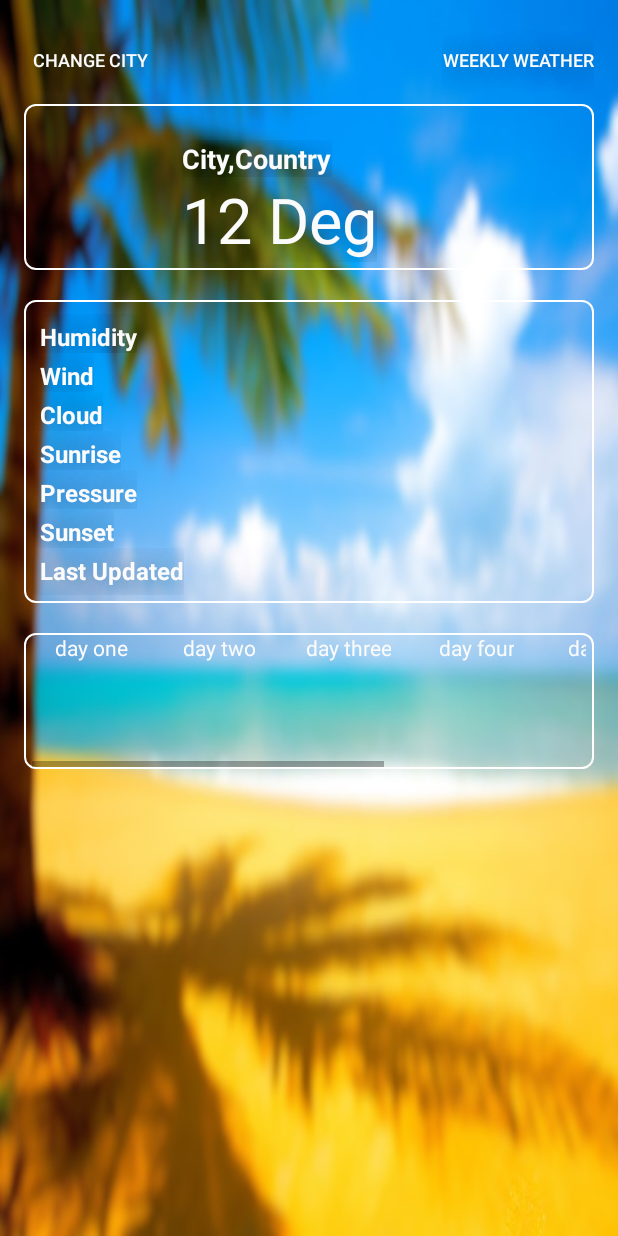
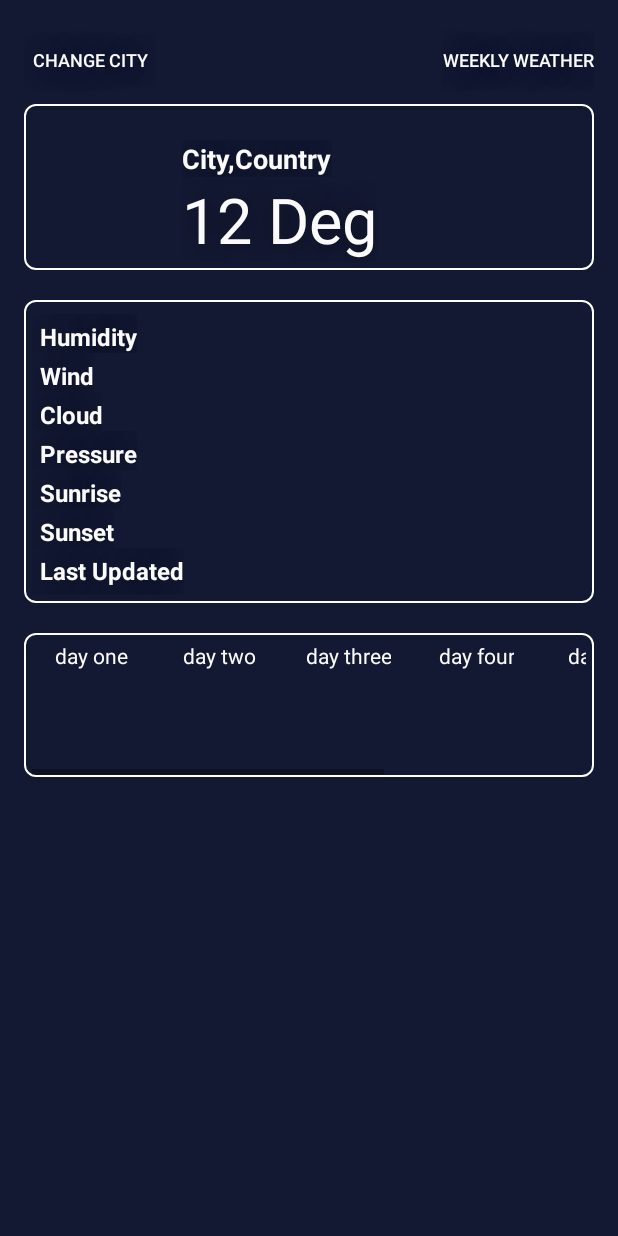
Before and after one commit to ahmeturun/Wheather-App, an Android app: the layout activity_main.xml on its own in the app's theme, with its tools: preview values and no code run, on a phone screen of 412 x 824 dp. Run offline under Robolectric (Android 15) with nearby library versions, the phone set to English and light mode, and no system bars.

Commit message:
app icon changed

```diff
--- a/app/src/main/java/android/test/com/theweatherapp/MainActivity.java
+++ b/app/src/main/java/android/test/com/theweatherapp/MainActivity.java
@@ -61,7 +61,7 @@ public class MainActivity extends FragmentActivity {
 
 
         //blurrying the background
-        Bitmap myBackgroundFile = BitmapFactory.decodeResource(MainActivity.this.getResources(), R.drawable.aaaa1);
+        Bitmap myBackgroundFile = BitmapFactory.decodeResource(MainActivity.this.getResources(), R.drawable.beach);
         Bitmap blurredBitmap = BlurBuilder.blur(MainActivity.this,myBackgroundFile);
         relativeLayout.setBackgroundDrawable( new BitmapDrawable( getResources(), blurredBitmap ) );
 
--- a/app/src/main/res/layout-v14/content_main.xml
+++ b/app/src/main/res/layout-v14/content_main.xml
@@ -9,11 +9,12 @@
     android:paddingBottom="@dimen/activity_vertical_margin"
     android:paddingLeft="@dimen/activity_horizontal_margin"
     android:paddingRight="@dimen/activity_horizontal_margin"
-    android:background="@drawable/aaaa1"
     android:paddingTop="@dimen/activity_vertical_margin"
     app:layout_behavior="@string/appbar_scrolling_view_behavior"
     tools:context="android.test.com.theweatherapp.MainActivity"
-    tools:showIn="@layout/activity_main">
+    tools:showIn="@layout/activity_main"
+    android:animationCache="false"
+    android:background="#141933">
 
     <Button
         android:layout_width="wrap_content"
@@ -115,7 +116,8 @@
         <RelativeLayout
             android:orientation="horizontal"
             android:layout_width="wrap_content"
-            android:layout_height="match_parent">
+            android:layout_height="match_parent"
+            android:paddingTop="5dp">
 
             <RelativeLayout
                 android:layout_width="80dp"
@@ -360,9 +362,9 @@
             android:paddingLeft="5dp" />
 
         <TextView
-            android:id="@+id/riseText"
+            android:id="@+id/pressureText"
             android:textSize="16sp"
-            android:text="Sunrise"
+            android:text="Pressure"
             android:layout_width="wrap_content"
             android:layout_height="wrap_content"
             android:textStyle="bold"
@@ -375,9 +377,9 @@
             android:paddingLeft="5dp" />
 
         <TextView
-            android:id="@+id/pressureText"
+            android:id="@+id/riseText"
             android:textSize="16sp"
-            android:text="Pressure"
+            android:text="Sunrise"
             android:layout_width="wrap_content"
             android:layout_height="wrap_content"
             android:textStyle="bold"
--- a/app/src/main/res/values/strings.xml
+++ b/app/src/main/res/values/strings.xml
@@ -1,5 +1,5 @@
 <resources>
-    <string name="app_name">Weather Divine</string>
+    <string name="app_name">Weather</string>
     <string name="action_settings">Settings</string>
     <string name="change_city">Change City</string>
     <string name="high">What the f...\nClose the Damn sun!</string>
```
Also changed, not shown: app/src/main/res/drawable/aaaa.jpg (deleted), app/src/main/res/drawable/beach.jpg (added), app/src/main/res/drawable/summertoolbox.jpg (deleted), app/src/main/res/mipmap-hdpi/ic_launcher.png, app/src/main/res/mipmap-mdpi/ic_launcher.png, app/src/main/res/mipmap-xhdpi/ic_launcher.png, app/src/main/res/mipmap-xxhdpi/ic_launcher.png, app/src/main/res/mipmap-xxxhdpi/ic_launcher.png.
